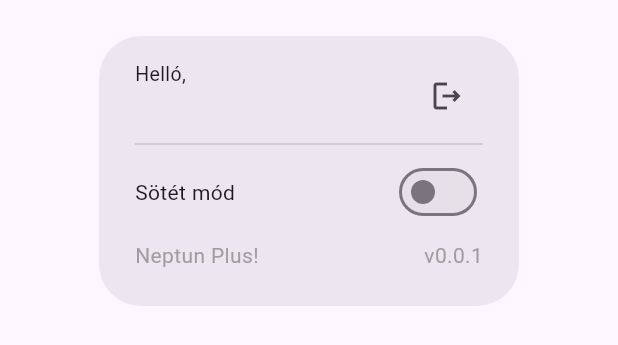
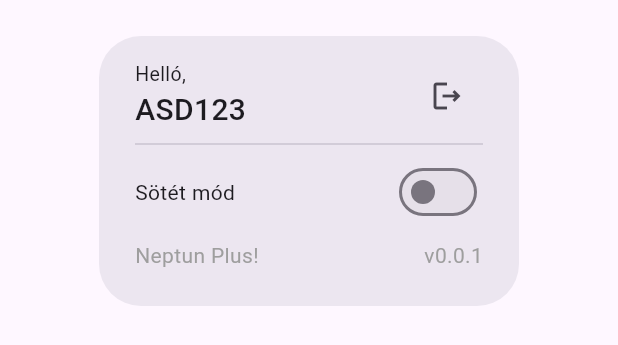
Before and after one commit to GreGamingHUN/Neptun-Plus, a Flutter app: the ProfilePopup widget shown alone on an empty page, opened directly, on a phone screen of 412 x 824 dp. Shown: the top 345 px of the screen. Run offline on Flutter 3.47's test engine with Material 2 defaults, Android fonts, the light colour scheme and no system bars; drawn by our look-alikes of dynamic_color; our stand-ins replace flutter_html, fluttertoast, localstorage, theme_provider; missing offline and left inert: flutter_displaymode.

Commit message:
Screenshotok feltöltése

```diff
--- a/lib/profile_popup.dart
+++ b/lib/profile_popup.dart
@@ -51,7 +51,7 @@ class _ProfilePopupState extends State<ProfilePopup> {
                     style: TextStyle(fontSize: 13),
                   ),
                   Text(
-                    neptunCode,
+                    'ASD123',
                     style: const TextStyle(
                         fontSize: 20, fontWeight: FontWeight.w500),
                   ),
```
Also changed, not shown: 6 other files.
